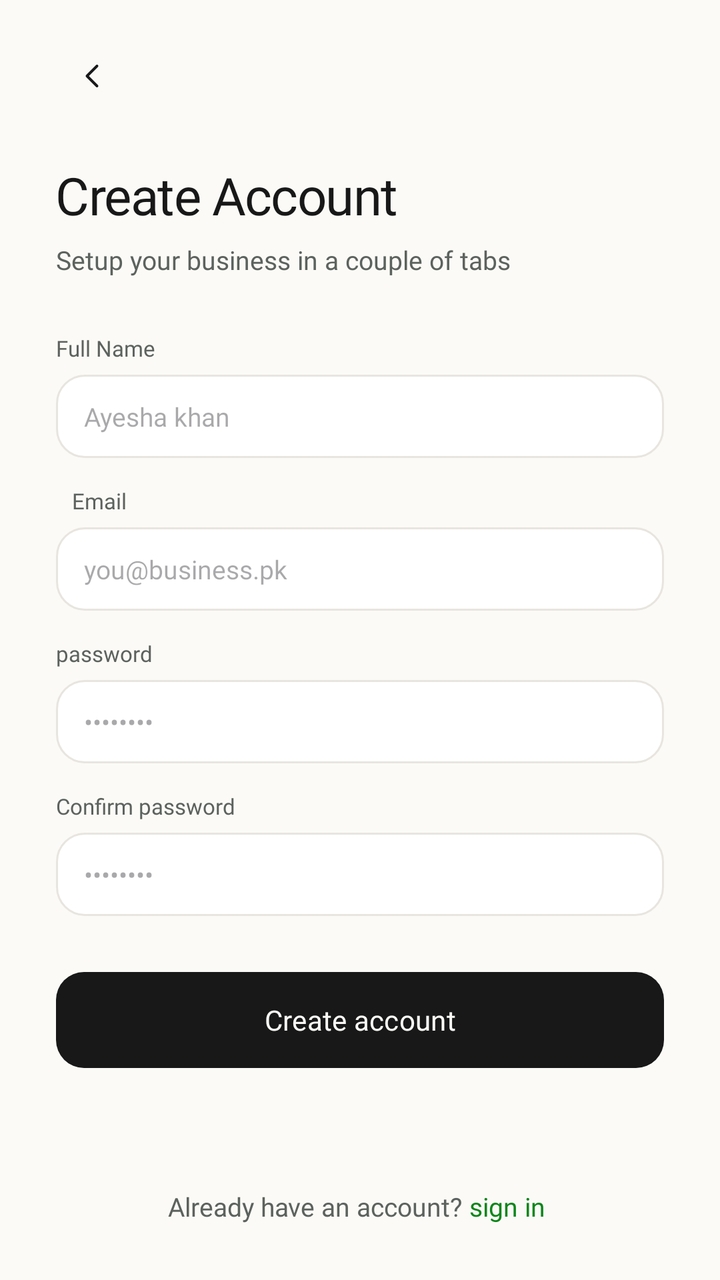
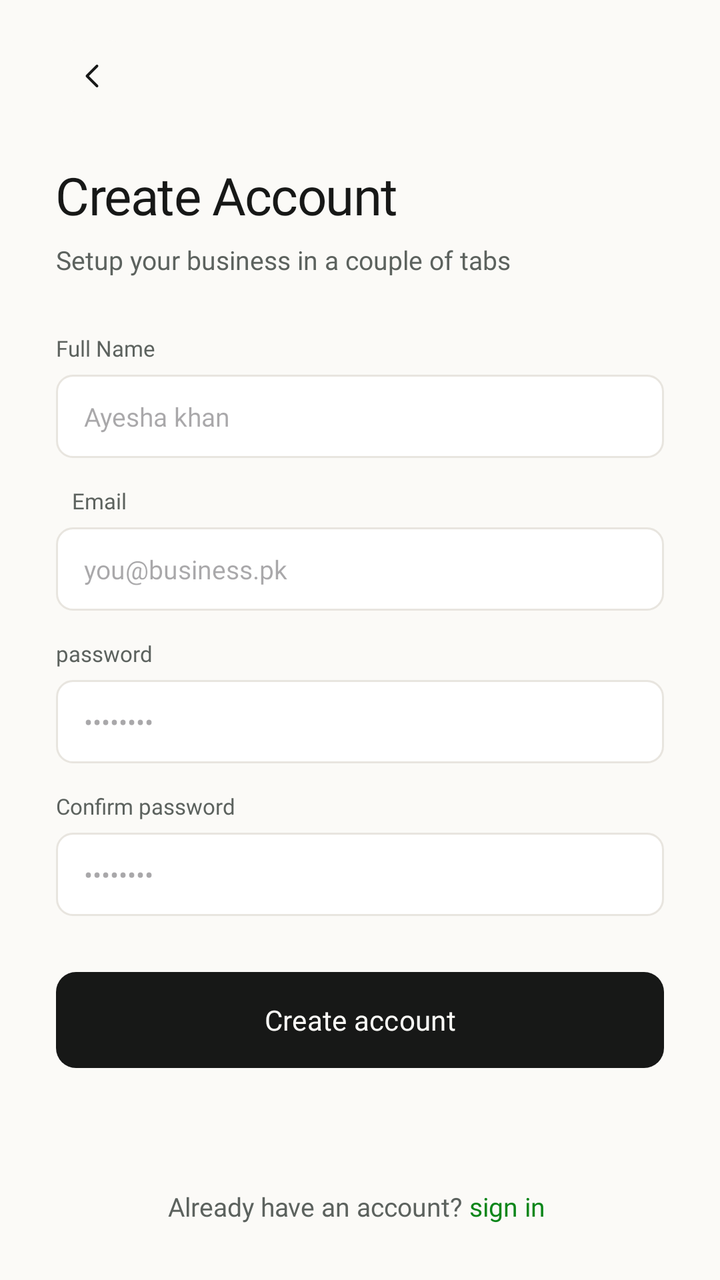

Two renders of the same Android screen: before a commit and after it. Below are the layout's source before the change and the commit's diff.
<!-- AndroidManifest.xml: application theme Theme.InvoiceGenerator -->
<!-- res/layout/fragment_signup_screen.xml -->
<?xml version="1.0" encoding="utf-8"?>
<androidx.constraintlayout.widget.ConstraintLayout xmlns:android="http://schemas.android.com/apk/res/android"
    xmlns:app="http://schemas.android.com/apk/res-auto"
    xmlns:tools="http://schemas.android.com/tools"
    android:layout_width="match_parent"
    android:layout_height="match_parent"
    android:background="@color/bg_cream"
    android:paddingTop="20dp"
    android:paddingHorizontal="28dp"
    android:paddingBottom="28dp">


    <View
        android:id="@+id/backbtnview"
        android:layout_width="36dp"
        android:layout_height="36dp"
        android:background="@drawable/bg_login_back_icon"
        app:layout_constraintStart_toStartOf="parent"
        app:layout_constraintTop_toTopOf="parent"
        />
    <ImageView
        android:id="@+id/backbtn"
        android:layout_width="20dp"
        android:layout_height="20dp"
        android:background="@drawable/ic_login_screen"
        android:clickable="true"
        app:layout_constraintStart_toStartOf="@+id/backbtnview"
        app:layout_constraintTop_toTopOf="@+id/backbtnview"
        android:scaleType="fitCenter"
        app:layout_constraintEnd_toEndOf="@+id/backbtnview"
        app:layout_constraintBottom_toBottomOf="@+id/backbtnview"
        />

    <TextView
        android:id="@+id/textView5"
        android:layout_width="wrap_content"
        android:layout_height="wrap_content"
        android:layout_marginTop="24dp"
        android:fontFamily="@font/inter_bold"
        android:letterSpacing="-0.02"
        android:textColor="#171817"
        android:text="Create Account"
        android:textSize="26sp"
        app:layout_constraintStart_toStartOf="parent"
        app:layout_constraintTop_toBottomOf="@+id/backbtnview" />

    <TextView
        android:id="@+id/subheading"
        android:layout_width="wrap_content"
        android:layout_height="wrap_content"
        android:layout_marginTop="6dp"
        android:text="Setup your business in a couple of tabs "
        android:textSize="13sp"
        android:fontFamily="@font/inter"
        android:layout_marginBottom="28sp"
        android:textColor="#5C625E"
        app:layout_constraintStart_toStartOf="parent"
        app:layout_constraintTop_toBottomOf="@+id/textView5"
        />

    <TextView
        android:id="@+id/nameLabel"
        android:layout_width="wrap_content"
        android:layout_height="wrap_content"
        android:fontFamily="@font/inter_medium"
        android:text="Full Name"
        android:textColor="#5C625E"
        android:textSize="11sp"
        tools:layout_editor_absoluteX="46dp"
        tools:layout_editor_absoluteY="194dp"
        android:layout_marginTop="28dp"
        app:layout_constraintStart_toStartOf="parent"
        app:layout_constraintTop_toBottomOf="@+id/subheading"/>

    <EditText
        android:id="@+id/fullName"
        android:layout_width="match_parent"
        android:layout_marginTop="6dp"
        android:layout_height="wrap_content"
        android:background="@drawable/bg_input_field"
        android:ems="10"
        android:layout_marginBottom="14dp"
        android:fontFamily="@font/inter"
        android:hint="Ayesha khan"
        android:paddingHorizontal="14dp"
        android:paddingVertical="12dp"
        android:textColor="#171817"
        android:textSize="13sp"
        app:layout_constraintEnd_toEndOf="parent"
        app:layout_constraintStart_toStartOf="parent"
        tools:layout_editor_absoluteY="197dp"
        app:layout_constraintTop_toBottomOf="@+id/nameLabel"
        />

    <TextView
        android:id="@+id/emailLabel"
        android:layout_width="wrap_content"
        android:layout_height="wrap_content"
        android:layout_marginStart="8dp"
        android:layout_marginTop="14dp"
        android:fontFamily="@font/inter_medium"
        android:text="Email"
        android:textColor="#5C625E"
        android:textSize="11sp"
        app:layout_constraintStart_toStartOf="parent"
        app:layout_constraintTop_toBottomOf="@+id/fullName" />

    <EditText
        android:id="@+id/email"
        android:layout_width="match_parent"
        android:layout_marginTop="6dp"
        android:layout_height="wrap_content"
        android:background="@drawable/bg_input_field"
        android:ems="10"
        android:fontFamily="@font/inter"
        android:hint="you@business.pk"
        android:paddingHorizontal="14dp"
        android:paddingVertical="12dp"
        android:textColor="#171817"
        android:textSize="13sp"
        app:layout_constraintEnd_toEndOf="parent"
        app:layout_constraintStart_toStartOf="parent"
        tools:layout_editor_absoluteY="197dp"
        app:layout_constraintTop_toBottomOf="@+id/emailLabel"
        />


    <TextView
        android:id="@+id/passLabel"
        android:layout_width="wrap_content"
        android:layout_height="wrap_content"
        android:layout_marginTop="14dp"
        android:fontFamily="@font/inter_medium"
        android:text="password"
        android:textColor="#5C625E"
        android:textSize="11sp"
        app:layout_constraintStart_toStartOf="parent"
        app:layout_constraintTop_toBottomOf="@+id/email" />

    <EditText
        android:id="@+id/editTextTextPassword"
        android:inputType="textPassword"
        android:layout_width="match_parent"
        android:layout_marginTop="6dp"
        android:layout_height="wrap_content"
        android:background="@drawable/bg_input_field"
        android:ems="10"
        android:fontFamily="@font/inter"
        android:hint="••••••••"
        android:paddingHorizontal="14dp"
        android:paddingVertical="12dp"
        android:textColor="#171817"
        android:textSize="13sp"
        tools:layout_editor_absoluteX="38dp"
        tools:layout_editor_absoluteY="293dp"
        app:layout_constraintStart_toStartOf="parent"
        app:layout_constraintTop_toBottomOf="@+id/passLabel"
        app:layout_constraintEnd_toEndOf="parent"
        />

    <TextView
        android:id="@+id/confirmPassLabel"
        android:layout_width="wrap_content"
        android:layout_height="wrap_content"
        android:layout_marginTop="14dp"
        android:fontFamily="@font/inter_medium"
        android:text="Confirm password"
        android:textColor="#5C625E"
        android:textSize="11sp"
        app:layout_constraintStart_toStartOf="parent"
        app:layout_constraintTop_toBottomOf="@+id/editTextTextPassword" />

    <EditText
        android:id="@+id/confirmPassword"
        android:inputType="textPassword"
        android:layout_width="match_parent"
        android:layout_marginTop="6dp"
        android:layout_height="wrap_content"
        android:background="@drawable/bg_input_field"
        android:ems="10"
        android:fontFamily="@font/inter"
        android:hint="••••••••"
        android:paddingHorizontal="14dp"
        android:paddingVertical="12dp"
        android:textColor="#171817"
        android:textSize="13sp"
        tools:layout_editor_absoluteX="38dp"
        tools:layout_editor_absoluteY="293dp"
        app:layout_constraintStart_toStartOf="parent"
        app:layout_constraintTop_toBottomOf="@+id/confirmPassLabel"
        app:layout_constraintEnd_toEndOf="parent"
        />


    <Button
        android:id="@+id/createAccountbtn"
        android:layout_width="match_parent"
        android:layout_height="wrap_content"
        android:layout_marginTop="28dp"
        android:background="@drawable/sign_in_button_bg"
        android:fontFamily="@font/inter_semibold"
        android:paddingHorizontal="14dp"
        android:text="Create account"
        android:textColor="#FBFAF7"
        android:textSize="14sp"
        app:backgroundTint="@null"
        app:layout_constraintEnd_toEndOf="parent"
        app:layout_constraintStart_toStartOf="parent"
        app:layout_constraintTop_toBottomOf="@id/confirmPassword"
        android:gravity="center"/>

    <TextView
        android:id="@+id/textView6"
        android:layout_width="wrap_content"
        android:layout_height="wrap_content"
        android:text="Already have an account? "
        android:textColor="#5C625E"
        android:textSize="13sp"
        android:fontFamily="@font/inter"
        android:paddingTop="24dp"
        app:layout_constraintBottom_toBottomOf="parent"
        app:layout_constraintStart_toStartOf="parent"
        app:layout_constraintEnd_toStartOf="@id/signin"
        app:layout_constraintHorizontal_chainStyle="packed" />

    <TextView
        android:id="@+id/signin"
        android:layout_width="wrap_content"
        android:layout_height="wrap_content"
        android:clickable="true"
        android:text="sign in "
        android:textColor="#0C861A"
        android:textSize="13sp"
        android:fontFamily="@font/inter"
        android:paddingTop="24dp"
        app:layout_constraintBottom_toBottomOf="parent"
        app:layout_constraintStart_toEndOf="@id/textView6"
        app:layout_constraintEnd_toEndOf="parent" />
    <ProgressBar
        android:id="@+id/signupProgressBar"
        android:layout_width="wrap_content"
        android:layout_height="wrap_content"
        android:visibility="gone"
        app:layout_constraintTop_toTopOf="parent"
        app:layout_constraintBottom_toBottomOf="parent"
        app:layout_constraintStart_toStartOf="parent"
        app:layout_constraintEnd_toEndOf="parent" />

</androidx.constraintlayout.widget.ConstraintLayout>
<!-- resources referenced by this layout -->
<resources>
  <color name="bg_cream">#FBFAF7</color>
  <!-- drawable bg_input_field (drawable) -->
  <?xml version="1.0" encoding="utf-8"?>
  <shape xmlns:android="http://schemas.android.com/apk/res/android"
      android:shape="rectangle">
      <solid android:color="#FFFFFF"/>
      <stroke android:width="1dp"
          android:color="#E8E5DF"/>
      <corners android:radius="14dp"/>
  
  </shape>
  <!-- drawable bg_login_back_icon (drawable) -->
  <?xml version="1.0" encoding="utf-8"?>
  <shape xmlns:android="http://schemas.android.com/apk/res/android"
      android:shape="rectangle">
      <corners android:radius="10dp"/>
      <solid android:color="@color/bg_cream"/>
  
  
  </shape>
  <!-- drawable ic_login_screen (drawable) -->
  <vector xmlns:android="http://schemas.android.com/apk/res/android"
      android:width="20dp"
      android:height="20dp"
      android:viewportWidth="24"
      android:viewportHeight="24">
      <path
          android:strokeColor="#FF171817"
          android:strokeWidth="1.6"
          android:strokeLineCap="round"
          android:strokeLineJoin="round"
          android:pathData="M15 6l-6 6 6 6"/>
  </vector>
  <!-- drawable sign_in_button_bg (drawable) -->
  <?xml version="1.0" encoding="utf-8"?>
  <shape xmlns:android="http://schemas.android.com/apk/res/android"
      android:shape="rectangle">
      <solid android:color="#171817"/>
      <corners android:radius="14dp"/>
  
  
  
  </shape>
  <style name="Theme.InvoiceGenerator" parent="Base.Theme.InvoiceGenerator" />
  <style name="Base.Theme.InvoiceGenerator" parent="Theme.Material3.DayNight.NoActionBar">
          <item name="android:navigationBarColor">@android:color/transparent</item>
          <item name="android:statusBarColor">@android:color/transparent</item>
          <item name="android:windowLightNavigationBar">true</item>
      </style>
</resources>

<!-- the commit's change to res/layout/fragment_signup_screen.xml (unified diff, before → after) -->
@@ -38,7 +38,7 @@
         android:layout_marginTop="24dp"
         android:fontFamily="@font/inter_bold"
         android:letterSpacing="-0.02"
-        android:textColor="#171817"
+        android:textColor="@color/text_primary"
         android:text="Create Account"
         android:textSize="26sp"
         app:layout_constraintStart_toStartOf="parent"
@@ -53,7 +53,7 @@
         android:textSize="13sp"
         android:fontFamily="@font/inter"
         android:layout_marginBottom="28sp"
-        android:textColor="#5C625E"
+        android:textColor="@color/text_grey"
         app:layout_constraintStart_toStartOf="parent"
         app:layout_constraintTop_toBottomOf="@+id/textView5"
         />
@@ -64,7 +64,7 @@
         android:layout_height="wrap_content"
         android:fontFamily="@font/inter_medium"
         android:text="Full Name"
-        android:textColor="#5C625E"
+        android:textColor="@color/text_grey"
         android:textSize="11sp"
         tools:layout_editor_absoluteX="46dp"
         tools:layout_editor_absoluteY="194dp"
@@ -84,7 +84,7 @@
         android:hint="Ayesha khan"
         android:paddingHorizontal="14dp"
         android:paddingVertical="12dp"
-        android:textColor="#171817"
+        android:textColor="@color/text_primary"
         android:textSize="13sp"
         app:layout_constraintEnd_toEndOf="parent"
         app:layout_constraintStart_toStartOf="parent"
@@ -100,7 +100,7 @@
         android:layout_marginTop="14dp"
         android:fontFamily="@font/inter_medium"
         android:text="Email"
-        android:textColor="#5C625E"
+        android:textColor="@color/text_grey"
         android:textSize="11sp"
         app:layout_constraintStart_toStartOf="parent"
         app:layout_constraintTop_toBottomOf="@+id/fullName" />
@@ -116,7 +116,7 @@
         android:hint="you@business.pk"
         android:paddingHorizontal="14dp"
         android:paddingVertical="12dp"
-        android:textColor="#171817"
+        android:textColor="@color/text_primary"
         android:textSize="13sp"
         app:layout_constraintEnd_toEndOf="parent"
         app:layout_constraintStart_toStartOf="parent"
@@ -132,7 +132,7 @@
         android:layout_marginTop="14dp"
         android:fontFamily="@font/inter_medium"
         android:text="password"
-        android:textColor="#5C625E"
+        android:textColor="@color/text_grey"
         android:textSize="11sp"
         app:layout_constraintStart_toStartOf="parent"
         app:layout_constraintTop_toBottomOf="@+id/email" />
@@ -149,7 +149,7 @@
         android:hint="••••••••"
         android:paddingHorizontal="14dp"
         android:paddingVertical="12dp"
-        android:textColor="#171817"
+        android:textColor="@color/text_primary"
         android:textSize="13sp"
         tools:layout_editor_absoluteX="38dp"
         tools:layout_editor_absoluteY="293dp"
@@ -165,7 +165,7 @@
         android:layout_marginTop="14dp"
         android:fontFamily="@font/inter_medium"
         android:text="Confirm password"
-        android:textColor="#5C625E"
+        android:textColor="@color/text_grey"
         android:textSize="11sp"
         app:layout_constraintStart_toStartOf="parent"
         app:layout_constraintTop_toBottomOf="@+id/editTextTextPassword" />
@@ -182,7 +182,7 @@
         android:hint="••••••••"
         android:paddingHorizontal="14dp"
         android:paddingVertical="12dp"
-        android:textColor="#171817"
+        android:textColor="@color/text_primary"
         android:textSize="13sp"
         tools:layout_editor_absoluteX="38dp"
         tools:layout_editor_absoluteY="293dp"
@@ -214,7 +214,7 @@
         android:layout_width="wrap_content"
         android:layout_height="wrap_content"
         android:text="Already have an account? "
-        android:textColor="#5C625E"
+        android:textColor="@color/text_grey"
         android:textSize="13sp"
         android:fontFamily="@font/inter"
         android:paddingTop="24dp"
@@ -229,7 +229,7 @@
         android:layout_height="wrap_content"
         android:clickable="true"
         android:text="sign in "
-        android:textColor="#0C861A"
+        android:textColor="@color/primary_green"
         android:textSize="13sp"
         android:fontFamily="@font/inter"
         android:paddingTop="24dp"
<!-- resource entries referenced after the edit -->
@@ -1,15 +1,15 @@
 <!-- resources referenced by this layout -->
 <resources>
   <color name="bg_cream">#FBFAF7</color>
+  <color name="primary_green">#0C861A</color>
+  <color name="text_grey">#5C625E</color>
+  <color name="text_primary">#171817</color>
   <!-- drawable bg_input_field (drawable) -->
   <?xml version="1.0" encoding="utf-8"?>
-  <shape xmlns:android="http://schemas.android.com/apk/res/android"
-      android:shape="rectangle">
-      <solid android:color="#FFFFFF"/>
-      <stroke android:width="1dp"
-          android:color="#E8E5DF"/>
-      <corners android:radius="14dp"/>
-  
+  <shape xmlns:android="http://schemas.android.com/apk/res/android">
+      <solid android:color="@color/white"/>
+      <corners android:radius="8dp"/>
+      <stroke android:width="1dp" android:color="@color/btn_border_light"/>
   </shape>
   <!-- drawable bg_login_back_icon (drawable) -->
   <?xml version="1.0" encoding="utf-8"?>
@@ -35,19 +35,19 @@
   </vector>
   <!-- drawable sign_in_button_bg (drawable) -->
   <?xml version="1.0" encoding="utf-8"?>
-  <shape xmlns:android="http://schemas.android.com/apk/res/android"
-      android:shape="rectangle">
-      <solid android:color="#171817"/>
-      <corners android:radius="14dp"/>
-  
-  
-  
+  <shape xmlns:android="http://schemas.android.com/apk/res/android">
+      <corners android:radius="10dp"/>
+      <solid android:color="@color/btn_bg_dark"/>
   </shape>
   <style name="Theme.InvoiceGenerator" parent="Base.Theme.InvoiceGenerator" />
+  <color name="white">#FFFFFF</color>
+  <color name="btn_border_light">#E8E5DF</color>
+  <color name="btn_bg_dark">#171817</color>
   <style name="Base.Theme.InvoiceGenerator" parent="Theme.Material3.DayNight.NoActionBar">
           <item name="android:navigationBarColor">@android:color/transparent</item>
           <item name="android:statusBarColor">@android:color/transparent</item>
-          <item name="android:windowLightNavigationBar">true</item>
+          <item name="android:windowBackground">@color/bg_cream</item>
+          <item name="android:windowLightNavigationBar" tools:targetApi="o_mr1">true</item>
       </style>
 </resources>
 
